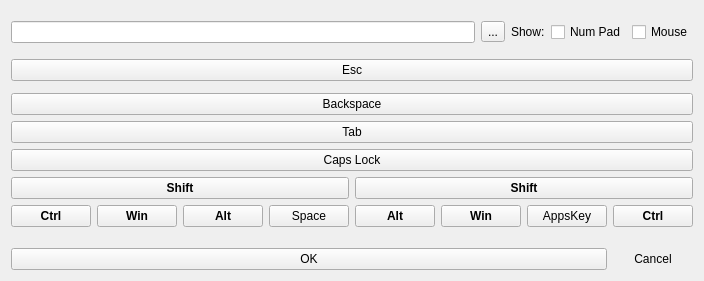
The window that ui/a2widget/a2hotkey/keyboard_dialog/base.ui (ewerybody/a2) describes before a commit, drawn with Qt 5.
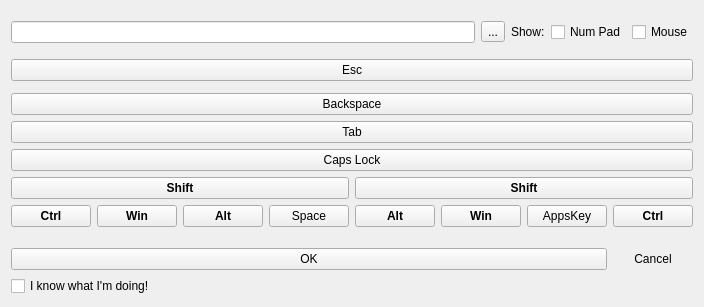
The same window after the commit. Custom widgets are drawn as their Qt base class.

Commit message:
implemented this "I know what I'm doing"-checkbox #150
one off the list. This can have multiple purposes
currently it's only to keep people from assigning single letters to global hotkeys.

Patch:
```diff
--- a/ui/a2widget/a2hotkey/keyboard_dialog/base.ui
+++ b/ui/a2widget/a2hotkey/keyboard_dialog/base.ui
@@ -5,8 +5,8 @@
    <rect>
     <x>0</x>
     <y>0</y>
-    <width>744</width>
-    <height>332</height>
+    <width>975</width>
+    <height>366</height>
    </rect>
   </property>
   <property name="windowTitle">
@@ -290,6 +290,13 @@
      </item>
     </layout>
    </item>
+   <item alignment="Qt::AlignVCenter">
+    <widget class="QCheckBox" name="i_know_checkbox">
+     <property name="text">
+      <string notr="true">I know what I'm doing!</string>
+     </property>
+    </widget>
+   </item>
   </layout>
  </widget>
  <customwidgets>
```
Left out of the diff: 11 changed lines with no effect on the pictures. The commit also changes 2 other files.
